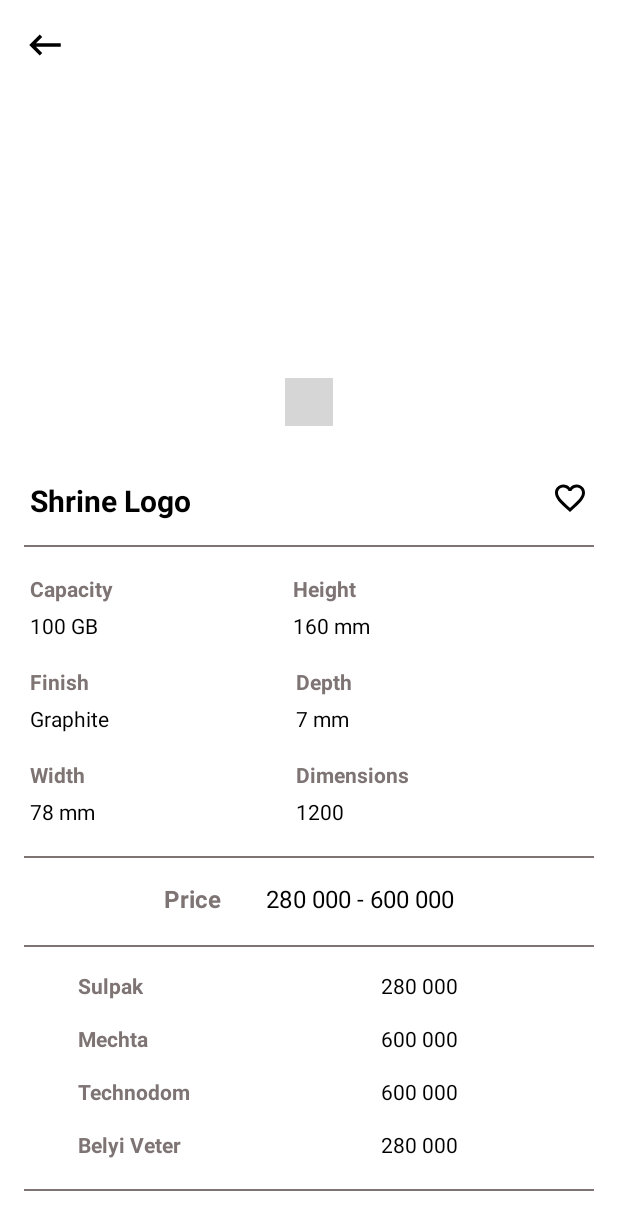
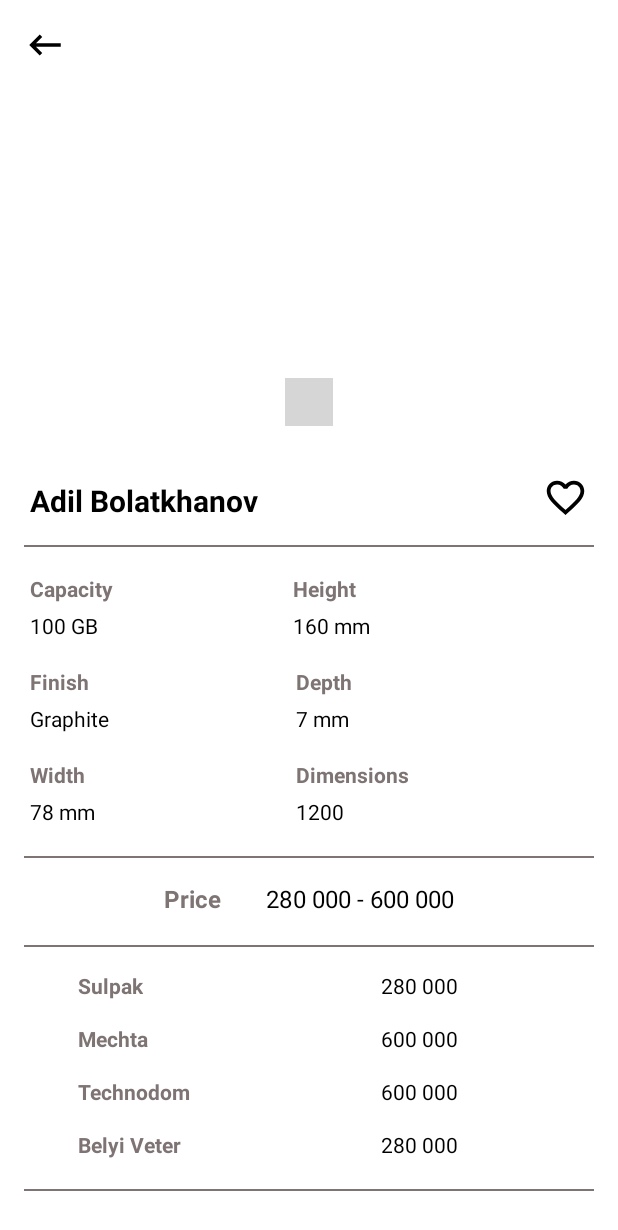
Before and after one commit to AdilBolatkhanov/PriceTracker, an Android app: the layout product_detail_fragment.xml on its own in the app's theme, with its tools: preview values and no code run, on a phone screen of 412 x 824 dp. Shown: the top 1230 px of the screen. Run offline under Robolectric (Android 15) with nearby library versions, the phone set to English and light mode, and no system bars; plain views replace ScrollingPagerIndicator; grey boxes are pictures that could not be loaded.

Commit message:
product detail feature

```diff
--- a/app/src/main/res/layout/product_detail_fragment.xml
+++ b/app/src/main/res/layout/product_detail_fragment.xml
@@ -6,6 +6,7 @@
     android:layout_height="match_parent">
 
     <androidx.constraintlayout.widget.ConstraintLayout
+        android:id="@+id/detailContainer"
         android:layout_width="match_parent"
         android:layout_height="match_parent"
         android:background="@android:color/white"
@@ -35,7 +36,7 @@
                 app:spi_orientation="horizontal" />
 
             <ImageView
-                android:id="@+id/backBtn"
+                android:id="@+id/setupClickListener"
                 android:layout_width="28dp"
                 android:layout_height="28dp"
                 android:layout_gravity="top"
@@ -46,24 +47,28 @@
 
         <TextView
             android:id="@+id/nameTv"
-            android:layout_width="wrap_content"
+            android:layout_width="0dp"
             android:layout_height="wrap_content"
             android:layout_margin="20dp"
-            android:text="@string/logo_content_description"
+            android:text="Adil Bolatkhanov"
             android:textColor="@color/black"
             android:textSize="20sp"
             android:textStyle="bold"
             app:layout_constraintLeft_toLeftOf="parent"
-            app:layout_constraintTop_toBottomOf="@+id/imageContainer" />
+            app:layout_constraintRight_toLeftOf="@id/favBtn"
+            app:layout_constraintTop_toBottomOf="@+id/imageContainer"
+            />
 
         <ImageView
-            android:layout_width="24dp"
-            android:layout_height="24dp"
+            android:id="@+id/favBtn"
+            android:layout_width="30dp"
+            android:layout_height="30dp"
             android:layout_margin="20dp"
             app:tint="@color/black"
             android:src="@drawable/ic_baseline_favorite_border_24"
             app:layout_constraintRight_toRightOf="parent"
-            app:layout_constraintTop_toBottomOf="@+id/imageContainer" />
+            app:layout_constraintTop_toBottomOf="@+id/imageContainer"
+            app:layout_constraintBottom_toTopOf="@id/boundary1"/>
 
         <View
             android:id="@+id/boundary1"
@@ -369,6 +374,13 @@
             app:layout_constraintRight_toRightOf="parent"
             app:layout_constraintTop_toBottomOf="@+id/belyiValTv" />
 
+        <androidx.constraintlayout.widget.Group
+            android:id="@+id/group"
+            android:layout_width="match_parent"
+            android:layout_height="wrap_content"
+            app:constraint_referenced_ids="nameTv, favBtn, capacityTv, capacityValTv, finishTv, finishValTv, heightTv, heightValTv, depthTv, depthValTv, widthTv, widthValTv, dimensionTv, dimensionValTv, priceTv, priceValTv, boundary1, boundary2, boundary3, boundary4, sulpakTv, sulpakValTv, mechtaTv, mechtaValTv, technoTv, technoValTv, belyiTv, belyiValTv"
+            android:visibility="visible"/>
+
     </androidx.constraintlayout.widget.ConstraintLayout>
 
 </ScrollView>
--- a/app/src/main/res/values/styles.xml
+++ b/app/src/main/res/values/styles.xml
@@ -12,6 +12,8 @@
 
     <style name="ThemeOverlay.App.MaterialAlertDialog" parent="ThemeOverlay.MaterialComponents.MaterialAlertDialog">
         <item name="colorPrimary">@color/textColorPrimary</item>
+        <item name="android:textColor">@color/textColorPrimary</item>
+        <item name="android:textAppearance">?attr/textAppearanceHeadline3</item>
         <item name="alertDialogStyle">@style/MaterialAlertDialog.App</item>
         <item name="materialAlertDialogTitleTextStyle">@style/MaterialAlertDialog.App.Title.Text</item>
     </style>
```
Also changed, not shown: app/src/main/java/com/example/pricetracker/data/dto/mappers/ProductsMapper.kt (+11 -1 lines), app/src/main/java/com/example/pricetracker/domain/entity/ProductDetail.kt (+8 -1 lines), app/src/main/java/com/example/pricetracker/ui/detail/ProductDetailFragment.kt (+50 -4 lines), app/src/main/java/com/example/pricetracker/util/Constant.kt (+2 -0 lines), app/src/main/res/drawable/ic_baseline_error_outline_24.xml (added, +10 -0 lines).
